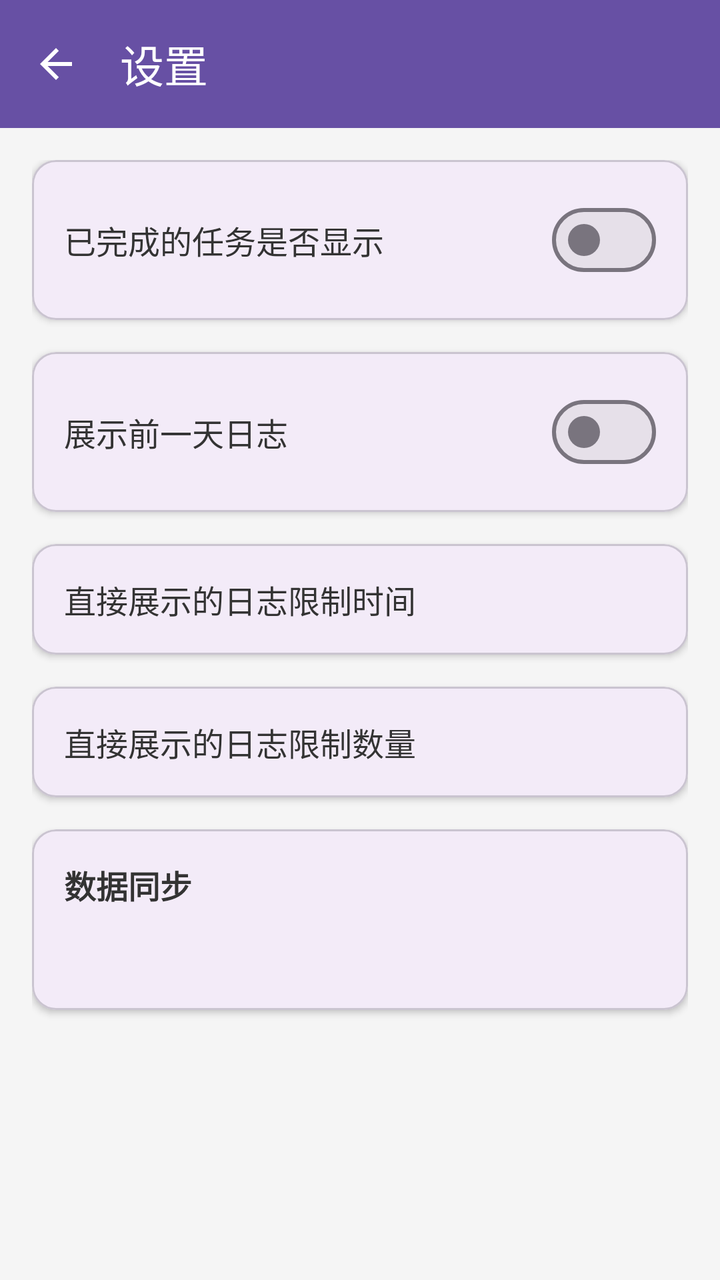
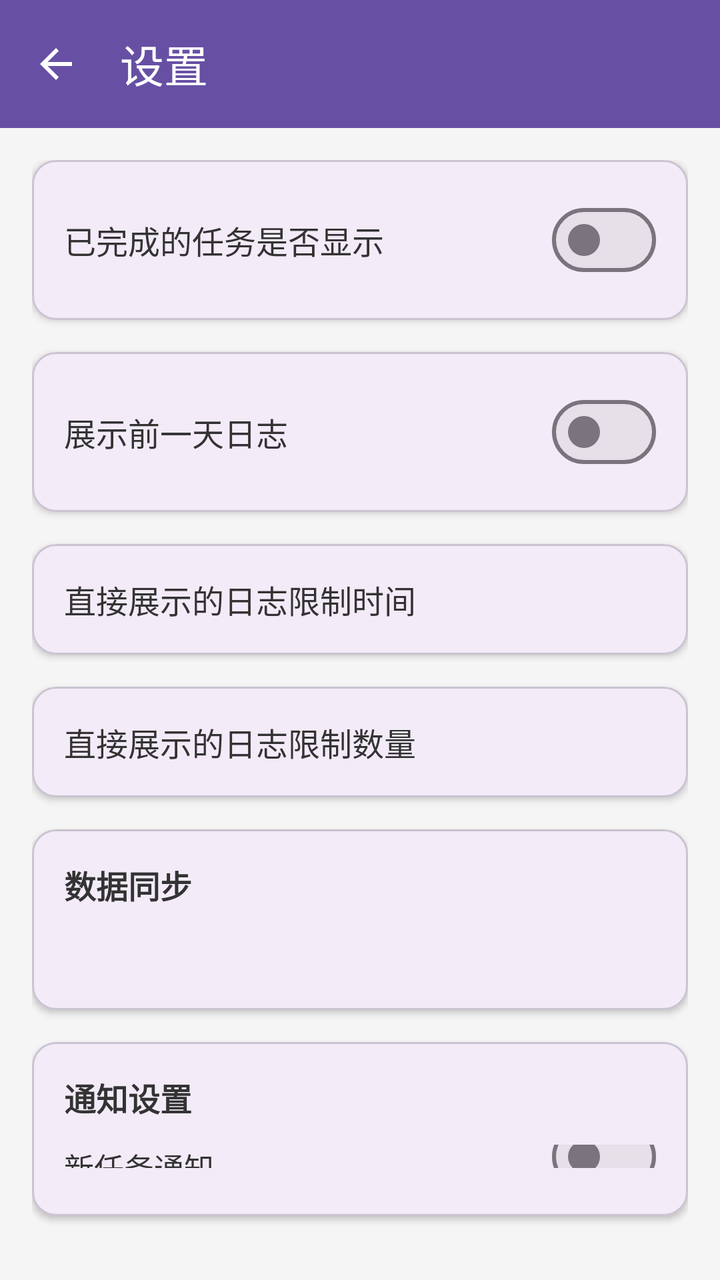

Two renders of the same Android screen: before a commit and after it. Below are the layout's source before the change and the commit's diff.
<!-- AndroidManifest.xml: application theme Theme.Project_Pandora -->
<!-- res/layout/activity_settings.xml -->
<?xml version="1.0" encoding="utf-8"?>
<layout xmlns:android="http://schemas.android.com/apk/res/android"
    xmlns:app="http://schemas.android.com/apk/res-auto">

    <data>

    </data>

    <androidx.constraintlayout.widget.ConstraintLayout
        android:layout_width="match_parent"
        android:layout_height="match_parent"
        android:background="#F5F5F5">

        <com.google.android.material.appbar.MaterialToolbar
            android:id="@+id/toolbar"
            android:layout_width="match_parent"
            android:layout_height="wrap_content"
            android:background="?attr/colorPrimary"
            app:title="设置"
            app:titleTextColor="@android:color/white"
            app:navigationIcon="@drawable/ic_back"
            app:layout_constraintTop_toTopOf="parent" />

        <LinearLayout
            android:layout_width="match_parent"
            android:layout_height="0dp"
            android:orientation="vertical"
            android:padding="16dp"
            app:layout_constraintTop_toBottomOf="@id/toolbar"
            app:layout_constraintBottom_toBottomOf="parent">

            <com.google.android.material.card.MaterialCardView
                android:layout_width="match_parent"
                android:layout_height="wrap_content"
                android:layout_marginBottom="16dp"
                app:cardCornerRadius="12dp"
                app:cardElevation="2dp">

                <LinearLayout
                    android:layout_width="match_parent"
                    android:layout_height="wrap_content"
                    android:orientation="horizontal"
                    android:gravity="center_vertical"
                    android:padding="16dp">

                    <TextView
                        android:layout_width="0dp"
                        android:layout_height="wrap_content"
                        android:layout_weight="1"
                        android:text="已完成的任务是否显示"
                        android:textSize="16sp"
                        android:textColor="#333333" />

                    <com.google.android.material.materialswitch.MaterialSwitch
                        android:id="@+id/switch_show_completed"
                        android:layout_width="wrap_content"
                        android:layout_height="wrap_content" />

                </LinearLayout>
            </com.google.android.material.card.MaterialCardView>

            <com.google.android.material.card.MaterialCardView
                android:layout_width="match_parent"
                android:layout_height="wrap_content"
                android:layout_marginBottom="16dp"
                app:cardCornerRadius="12dp"
                app:cardElevation="2dp">

                <LinearLayout
                    android:layout_width="match_parent"
                    android:layout_height="wrap_content"
                    android:orientation="horizontal"
                    android:gravity="center_vertical"
                    android:padding="16dp">

                    <TextView
                        android:layout_width="0dp"
                        android:layout_height="wrap_content"
                        android:layout_weight="1"
                        android:text="展示前一天日志"
                        android:textSize="16sp"
                        android:textColor="#333333" />

                    <com.google.android.material.materialswitch.MaterialSwitch
                        android:id="@+id/switch_show_yesterday_log"
                        android:layout_width="wrap_content"
                        android:layout_height="wrap_content" />

                </LinearLayout>
            </com.google.android.material.card.MaterialCardView>

            <com.google.android.material.card.MaterialCardView
                android:id="@+id/card_log_time_limit"
                android:layout_width="match_parent"
                android:layout_height="wrap_content"
                android:layout_marginBottom="16dp"
                app:cardCornerRadius="12dp"
                app:cardElevation="2dp">

                <LinearLayout
                    android:layout_width="match_parent"
                    android:layout_height="wrap_content"
                    android:orientation="horizontal"
                    android:gravity="center_vertical"
                    android:padding="16dp">

                    <TextView
                        android:layout_width="0dp"
                        android:layout_height="wrap_content"
                        android:layout_weight="1"
                        android:text="直接展示的日志限制时间"
                        android:textSize="16sp"
                        android:textColor="#333333" />

                    <TextView
                        android:id="@+id/text_log_time_limit_value"
                        android:layout_width="wrap_content"
                        android:layout_height="wrap_content"
                        android:textSize="16sp"
                        android:textColor="#666666" />

                </LinearLayout>
            </com.google.android.material.card.MaterialCardView>

            <com.google.android.material.card.MaterialCardView
                android:id="@+id/card_log_count_limit"
                android:layout_width="match_parent"
                android:layout_height="wrap_content"
                android:layout_marginBottom="16dp"
                app:cardCornerRadius="12dp"
                app:cardElevation="2dp">

                <LinearLayout
                    android:layout_width="match_parent"
                    android:layout_height="wrap_content"
                    android:orientation="horizontal"
                    android:gravity="center_vertical"
                    android:padding="16dp">

                    <TextView
                        android:layout_width="0dp"
                        android:layout_height="wrap_content"
                        android:layout_weight="1"
                        android:text="直接展示的日志限制数量"
                        android:textSize="16sp"
                        android:textColor="#333333" />

                    <TextView
                        android:id="@+id/text_log_count_limit_value"
                        android:layout_width="wrap_content"
                        android:layout_height="wrap_content"
                        android:textSize="16sp"
                        android:textColor="#666666" />

                </LinearLayout>
            </com.google.android.material.card.MaterialCardView>

            <com.google.android.material.card.MaterialCardView
                android:id="@+id/card_sync"
                android:layout_width="match_parent"
                android:layout_height="wrap_content"
                android:layout_marginBottom="16dp"
                app:cardCornerRadius="12dp"
                app:cardElevation="2dp">

                <LinearLayout
                    android:layout_width="match_parent"
                    android:layout_height="wrap_content"
                    android:orientation="vertical"
                    android:padding="16dp">

                    <TextView
                        android:layout_width="match_parent"
                        android:layout_height="wrap_content"
                        android:text="数据同步"
                        android:textSize="16sp"
                        android:textColor="#333333"
                        android:textStyle="bold"
                        android:layout_marginBottom="8dp" />

                    <TextView
                        android:id="@+id/text_sync_status"
                        android:layout_width="match_parent"
                        android:layout_height="wrap_content"
                        android:textSize="14sp"
                        android:textColor="#666666"
                        android:layout_marginBottom="8dp" />

                    <TextView
                        android:id="@+id/text_sync_progress"
                        android:layout_width="match_parent"
                        android:layout_height="wrap_content"
                        android:textSize="14sp"
                        android:textColor="#666666"
                        android:layout_marginBottom="8dp"
                        android:visibility="gone" />

                    <com.google.android.material.button.MaterialButton
                        android:id="@+id/btn_resync"
                        android:layout_width="match_parent"
                        android:layout_height="wrap_content"
                        android:text="重新同步"
                        android:visibility="gone" />

                </LinearLayout>
            </com.google.android.material.card.MaterialCardView>

        </LinearLayout>

    </androidx.constraintlayout.widget.ConstraintLayout>
</layout>
<!-- resources referenced by this layout -->
<resources>
  <!-- drawable ic_back (drawable) -->
  <vector xmlns:android="http://schemas.android.com/apk/res/android"
      android:width="24dp"
      android:height="24dp"
      android:viewportWidth="24"
      android:viewportHeight="24"
      android:tint="?attr/colorOnPrimary">
      <path
          android:fillColor="@android:color/white"
          android:pathData="M20,11H7.83l5.59,-5.59L12,4l-8,8 8,8 1.41,-1.41L7.83,13H20v-2z" />
  </vector>
  <style name="Theme.Project_Pandora" parent="Base.Theme.Project_Pandora" />
  <style name="Base.Theme.Project_Pandora" parent="Theme.Material3.DayNight.NoActionBar">
          
          
      </style>
</resources>

<!-- the commit's change to res/layout/activity_settings.xml (unified diff, before → after) -->
@@ -205,6 +205,141 @@
                 </LinearLayout>
             </com.google.android.material.card.MaterialCardView>
 
+            
+            <com.google.android.material.card.MaterialCardView
+                android:layout_width="match_parent"
+                android:layout_height="wrap_content"
+                android:layout_marginBottom="16dp"
+                app:cardCornerRadius="12dp"
+                app:cardElevation="2dp">
+
+                <LinearLayout
+                    android:layout_width="match_parent"
+                    android:layout_height="wrap_content"
+                    android:orientation="vertical"
+                    android:padding="16dp">
+
+                    <TextView
+                        android:layout_width="match_parent"
+                        android:layout_height="wrap_content"
+                        android:text="通知设置"
+                        android:textSize="16sp"
+                        android:textColor="#333333"
+                        android:textStyle="bold"
+                        android:layout_marginBottom="12dp" />
+
+                    <LinearLayout
+                        android:layout_width="match_parent"
+                        android:layout_height="wrap_content"
+                        android:orientation="horizontal"
+                        android:gravity="center_vertical"
+                        android:layout_marginBottom="8dp">
+
+                        <TextView
+                            android:layout_width="0dp"
+                            android:layout_height="wrap_content"
+                            android:layout_weight="1"
+                            android:text="新任务通知"
+                            android:textSize="15sp"
+                            android:textColor="#333333" />
+
+                        <com.google.android.material.materialswitch.MaterialSwitch
+                            android:id="@+id/switch_notif_new_task"
+                            android:layout_width="wrap_content"
+                            android:layout_height="wrap_content" />
+
+                    </LinearLayout>
+
+                    <LinearLayout
+                        android:layout_width="match_parent"
+                        android:layout_height="wrap_content"
+                        android:orientation="horizontal"
+                        android:gravity="center_vertical"
+                        android:layout_marginBottom="8dp">
+
+                        <TextView
+                            android:layout_width="0dp"
+                            android:layout_height="wrap_content"
+                            android:layout_weight="1"
+                            android:text="任务完成通知"
+                            android:textSize="15sp"
+                            android:textColor="#333333" />
+
+                        <com.google.android.material.materialswitch.MaterialSwitch
+                            android:id="@+id/switch_notif_status_change"
+                            android:layout_width="wrap_content"
+                            android:layout_height="wrap_content" />
+
+                    </LinearLayout>
+
+                    <LinearLayout
+                        android:layout_width="match_parent"
+                        android:layout_height="wrap_content"
+                        android:orientation="horizontal"
+                        android:gravity="center_vertical"
+                        android:layout_marginBottom="8dp">
+
+                        <TextView
+                            android:layout_width="0dp"
+                            android:layout_height="wrap_content"
+                            android:layout_weight="1"
+                            android:text="下属完成日志通知"
+                            android:textSize="15sp"
+                            android:textColor="#333333" />
+
+                        <com.google.android.material.materialswitch.MaterialSwitch
+                            android:id="@+id/switch_notif_log_completed"
+                            android:layout_width="wrap_content"
+                            android:layout_height="wrap_content" />
+
+                    </LinearLayout>
+
+                    <LinearLayout
+                        android:layout_width="match_parent"
+                        android:layout_height="wrap_content"
+                        android:orientation="horizontal"
+                        android:gravity="center_vertical"
+                        android:layout_marginBottom="8dp">
+
+                        <TextView
+                            android:layout_width="0dp"
+                            android:layout_height="wrap_content"
+                            android:layout_weight="1"
+                            android:text="十大任务派发变更通知"
+                            android:textSize="15sp"
+                            android:textColor="#333333" />
+
+                        <com.google.android.material.materialswitch.MaterialSwitch
+                            android:id="@+id/switch_notif_top10_dispatch"
+                            android:layout_width="wrap_content"
+                            android:layout_height="wrap_content" />
+
+                    </LinearLayout>
+
+                    <LinearLayout
+                        android:layout_width="match_parent"
+                        android:layout_height="wrap_content"
+                        android:orientation="horizontal"
+                        android:gravity="center_vertical">
+
+                        <TextView
+                            android:layout_width="0dp"
+                            android:layout_height="wrap_content"
+                            android:layout_weight="1"
+                            android:text="十大重要事项变更通知"
+                            android:textSize="15sp"
+                            android:textColor="#333333" />
+
+                        <com.google.android.material.materialswitch.MaterialSwitch
+                            android:id="@+id/switch_notif_top10_important"
+                            android:layout_width="wrap_content"
+                            android:layout_height="wrap_content" />
+
+                    </LinearLayout>
+
+                </LinearLayout>
+            </com.google.android.material.card.MaterialCardView>
+
         </LinearLayout>
 
     </androidx.constraintlayout.widget.ConstraintLayout>
